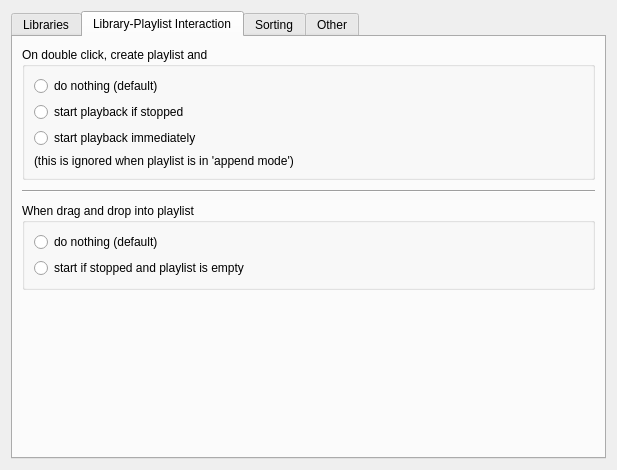
First picture: the form in src/Gui/Preferences/Library/GUI_LibraryPreferences.ui, repository Inferno214221/sayonara-player, before the edit.
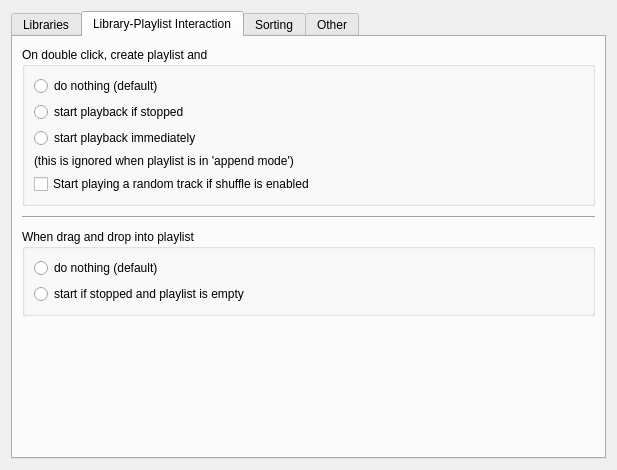
Second picture: the form after the edit. The open tabs and pages were chosen to show the change.

Commit message: Settings: add start at random position in playlist

```diff
--- a/src/Gui/Preferences/Library/GUI_LibraryPreferences.ui
+++ b/src/Gui/Preferences/Library/GUI_LibraryPreferences.ui
@@ -189,6 +189,13 @@
             </property>
            </widget>
           </item>
+          <item>
+           <widget class="QCheckBox" name="cbStartRandomIfShuffle">
+            <property name="text">
+             <string>Start playing a random track if shuffle is enabled</string>
+            </property>
+           </widget>
+          </item>
          </layout>
         </widget>
        </item>
```
Left out of the diff: 2 changed lines with no effect on the pictures. The commit also changes 4 other files.
